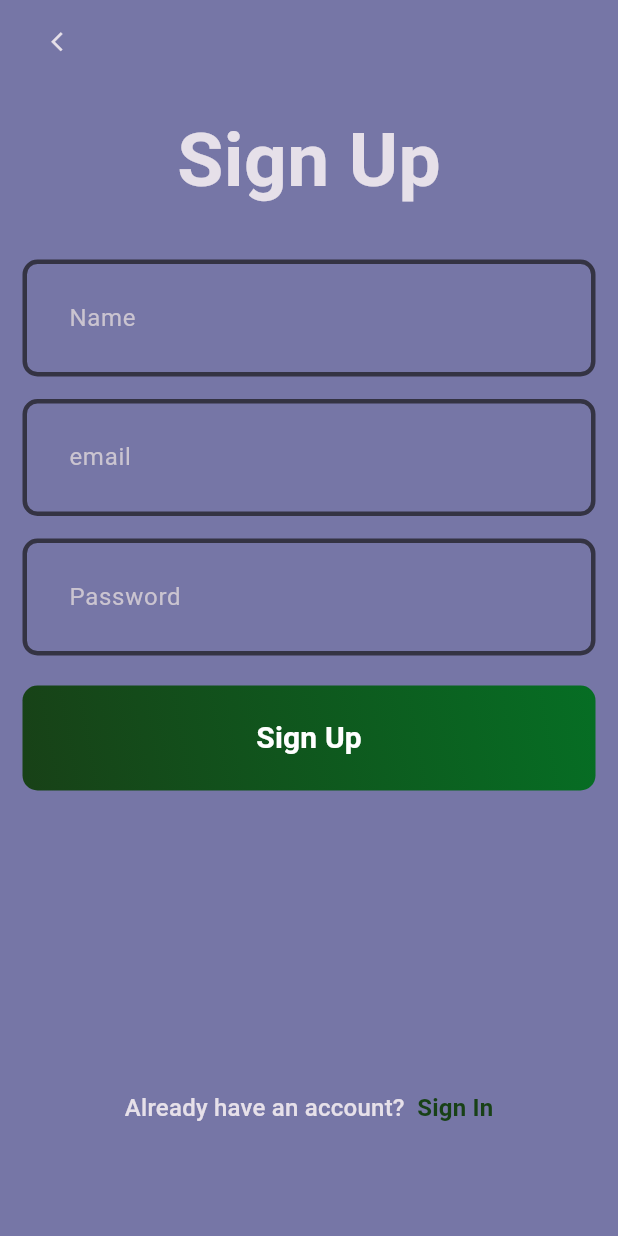
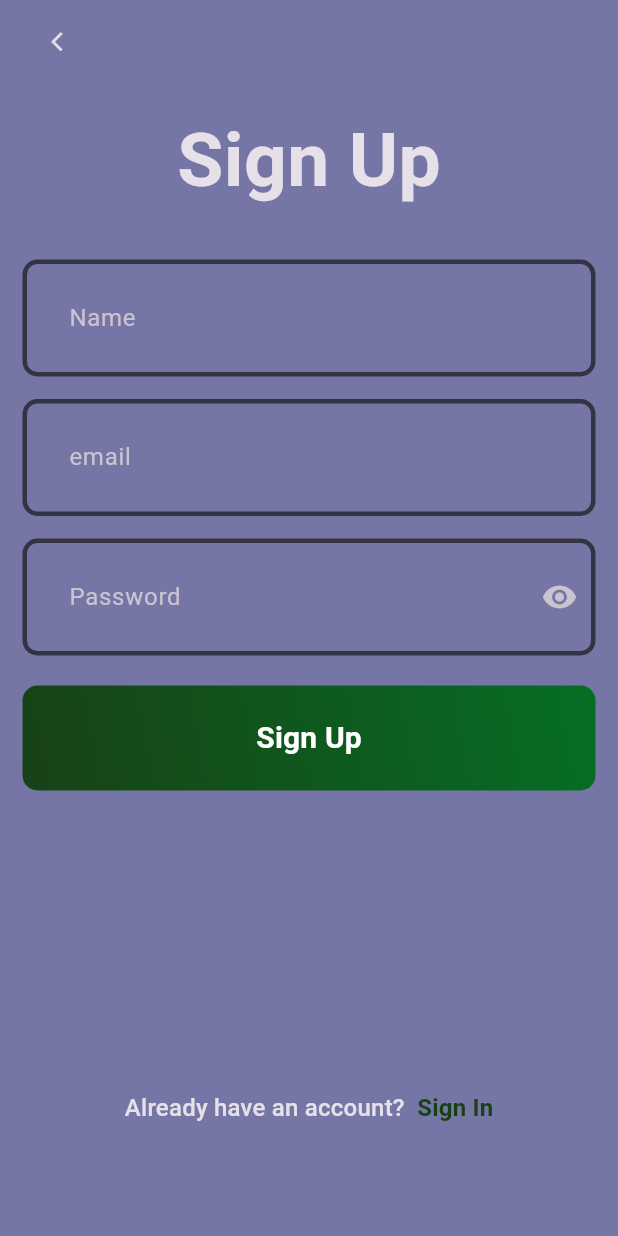
Before and after one commit to AmirHoseinRastegar/blog_app, a Flutter app: the screen it shows after launch, on a phone screen of 412 x 824 dp. Run offline on Flutter 3.47's test engine with Material 3 defaults, Android fonts, the phone set to English and light mode, and no system bars; our stand-ins replace bloc, flutter_bloc, fpdart, get_it, supabase, supabase_flutter; accounts and stored records are empty.

Commit message:
30 shahrivar 1403 19:18 PM

```diff
--- /dev/null
+++ b/lib/core/cubit/toggle_password_obsecure_cubit/obsecure_password_cubit.dart
@@ -0,0 +1,14 @@
+import 'package:bloc/bloc.dart';
+import 'package:meta/meta.dart';
+
+part 'obsecure_password_state.dart';
+
+class ObscurePasswordCubit extends Cubit<bool> {
+  ObscurePasswordCubit() : super(true);
+  bool isObscured=true;
+  void  isObscuredPassword(bool obscure){
+    emit(!state);
+
+
+  }
+}
--- /dev/null
+++ b/lib/core/cubit/toggle_password_obsecure_cubit/obsecure_password_state.dart
@@ -0,0 +1,6 @@
+part of 'obsecure_password_cubit.dart';
+
+@immutable
+sealed class ObsecurePasswordState {}
+
+final class ObsecurePasswordInitial extends ObsecurePasswordState {}
--- a/lib/features/auth/domain/entities/auth_user_entity.dart
+++ b/lib/features/auth/domain/entities/auth_user_entity.dart
@@ -10,3 +10,5 @@ class UserEntity{
     required this.email
   });
 }
+
+class NoParams{}
--- a/lib/features/auth/domain/repository/auth_repository.dart
+++ b/lib/features/auth/domain/repository/auth_repository.dart
@@ -8,4 +8,6 @@ abstract interface class AuthRepository {
       {required String name, required String email, required String password});
 
   Future<Either<Failure, UserEntity>> signIn(String email, String password);
+
+  Future<Either<Failure, UserEntity>> getCurrentUser();
 }
--- /dev/null
+++ b/lib/features/auth/domain/usecases/session_usecase.dart
@@ -0,0 +1,19 @@
+import 'package:blog_app/core/error/failure.dart';
+
+import 'package:fpdart/src/either.dart';
+
+import '../../../../core/usecase/interface_usecase.dart';
+import '../entities/auth_user_entity.dart';
+import '../repository/auth_repository.dart';
+
+class SignUpUseCase implements UseCase<UserEntity, NoParams> {
+  final AuthRepository repository;
+
+  SignUpUseCase({required this.repository});
+
+  @override
+  Future<Either<Failure, UserEntity>> call(NoParams params) async {
+    final userData = await repository.getCurrentUser();
+    return userData;
+  }
+}
--- a/lib/features/auth/presentation/screens/sign_up_screen.dart
+++ b/lib/features/auth/presentation/screens/sign_up_screen.dart
@@ -6,8 +6,10 @@ import 'package:blog_app/features/auth/presentation/widgets/custom_text_field.da
 import 'package:blog_app/features/blog/presentation/screens/blog_screen.dart';
 import 'package:flutter/cupertino.dart';
 import 'package:flutter/material.dart';
+import 'package:flutter/material.dart';
 import 'package:flutter_bloc/flutter_bloc.dart';
 
+import '../../../../core/cubit/toggle_password_obsecure_cubit/obsecure_password_cubit.dart';
 import '../../../../core/theme/pallet.dart';
 import '../../../../core/widgets/custom_app_bar.dart';
 import '../blocs/auth_bloc.dart';
@@ -73,24 +75,39 @@ class _SignUpScreenState extends State<SignUpScreen> {
                         height: 30,
                       ),
                       CustomTextField(
-                          hintText: 'Name', controller: _nameController),
+                          hintText: 'Name', controller: _nameController, isObscured: false,),
                       const SizedBox(
                         height: 15,
                       ),
                       CustomTextField(
-                          hintText: 'email', controller: _emailController),
+                          hintText: 'email', controller: _emailController, isObscured: false,),
                       const SizedBox(
                         height: 15,
                       ),
-                      CustomTextField(
-                          hintText: 'Password',
-                          controller: _passwordController),
+                      BlocBuilder<ObscurePasswordCubit, bool>(
+                        builder: (context, state) {
+                          return CustomTextField(
+
+                            hintText: 'Password',
+                            controller: _passwordController,
+                            icon: IconButton(
+                                onPressed: () {
+                                  context
+                                      .read<ObscurePasswordCubit>()
+                                      .isObscuredPassword(state);
+                                },
+                                icon: state==false? const Icon(Icons.visibility_off):
+                            const Icon(Icons.visibility)
+
+                            ), isObscured: state,
+                          );
+                        },
+                      ),
                       const SizedBox(
                         height: 20,
                       ),
                       CustomButton(
                           title: 'Sign Up',
-
                           onPressed: () {
                             if (formKey.currentState!.validate()) {
                               context.read<AuthBloc>().add(
@@ -107,7 +124,8 @@ class _SignUpScreenState extends State<SignUpScreen> {
                       ),
                       GestureDetector(
                         onTap: () {
-                          Navigator.pushReplacement(context, LoginScreen.rout());
+                          Navigator.pushReplacement(
+                              context, LoginScreen.rout());
                         },
                         child: RichText(
                           text: TextSpan(
--- a/lib/features/auth/presentation/widgets/custom_text_field.dart
+++ b/lib/features/auth/presentation/widgets/custom_text_field.dart
@@ -1,15 +1,19 @@
+import 'package:flutter/cupertino.dart';
 import 'package:flutter/material.dart';
 
 class CustomTextField extends StatelessWidget {
   final String hintText;
+  final IconButton? icon;
+  final bool isObscured;
   final TextEditingController controller;
 
   const CustomTextField(
-      {super.key, required this.hintText, required this.controller});
+      {super.key, required this.hintText, required this.controller, this.icon, required this.isObscured});
 
   @override
   Widget build(BuildContext context) {
     return TextFormField(
+      obscureText: isObscured,
       controller: controller,
       validator: (value) {
         if (value!.isEmpty) {
@@ -17,7 +21,10 @@ class CustomTextField extends StatelessWidget {
         }
         return null;
       },
-      decoration: InputDecoration(hintText: hintText),
+      decoration: InputDecoration(
+        hintText: hintText,
+        suffixIcon: icon,
+      ),
     );
   }
 }
```
Also changed, not shown: lib/features/auth/data/data_sources/remote/auth_remote_data_source.dart (+31 -2 lines), lib/features/auth/data/repository/auth_repository_impl.dart (+16 -1 lines), lib/features/auth/presentation/screens/login_screen.dart (+33 -9 lines), lib/locator.dart (+7 -0 lines), lib/main.dart (+6 -1 lines).
